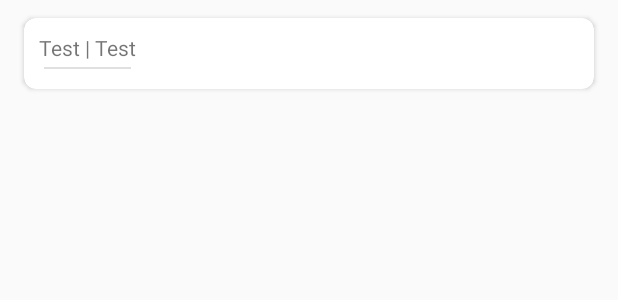
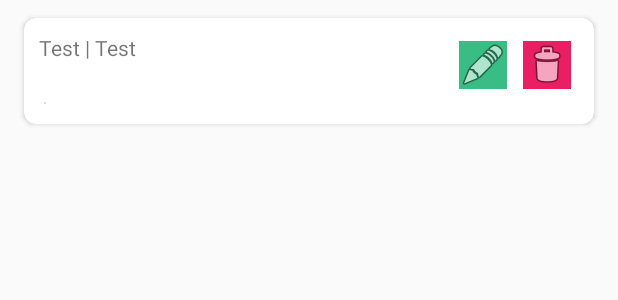
Before and after one commit to SarahCooperDev/FxxkItExercise, an Android app: the layout workout_row_item.xml on its own in the app's theme, with its tools: preview values and no code run, on a phone screen of 412 x 824 dp. Shown: the top 300 px of the screen. Run offline under Robolectric (Android 15) with nearby library versions, the phone set to English and light mode, and no system bars.

Commit message:
fixed workout exercises, getting them added properly and finding them again. also, delete workout functionality

```diff
--- a/app/src/main/java/com/example/fxxkit/DataClass/WorkoutExercise.kt
+++ b/app/src/main/java/com/example/fxxkit/DataClass/WorkoutExercise.kt
@@ -30,7 +30,7 @@ class WorkoutExercise{
 
     constructor(exercise: Exercise){
         this.exercise = exercise
-        this.exerciseId = exerciseId
+        this.exerciseId = exercise.id
     }
 
     constructor(){}
--- a/app/src/main/res/layout/workout_row_item.xml
+++ b/app/src/main/res/layout/workout_row_item.xml
@@ -20,8 +20,13 @@
         <TableLayout
             android:layout_width="match_parent"
             android:layout_height="wrap_content">
-            <TableRow>
+            <TableRow
+                android:layout_width="match_parent"
+                android:layout_height="wrap_content">>
                 <LinearLayout
+                    android:layout_width="0dp"
+                    android:layout_weight="1"
+                    android:layout_height="wrap_content"
                     android:orientation="horizontal">
                     <TextView
                         android:id="@+id/workout_id_txt"
@@ -38,6 +43,28 @@
                         android:layout_width="wrap_content"
                         android:layout_height="wrap_content"
                         android:text="Test"/>
+                </LinearLayout>
+                <LinearLayout
+                    android:layout_width="wrap_content"
+                    android:layout_height="wrap_content"
+                    android:orientation="horizontal">
+                    <ImageButton
+                        android:id="@+id/edit_btn"
+                        android:layout_width="wrap_content"
+                        android:layout_height="wrap_content"
+                        android:background="#39BD84"
+                        android:src="@android:drawable/ic_menu_edit"
+                        android:text="Edit"
+                        android:layout_margin="5dp"></ImageButton>
+
+                    <ImageButton
+                        android:id="@+id/delete_btn"
+                        android:layout_width="wrap_content"
+                        android:layout_height="wrap_content"
+                        android:background="#E91E63"
+                        android:src="@android:drawable/ic_menu_delete"
+                        android:text="Delete"
+                        android:layout_margin="5dp"></ImageButton>
                 </LinearLayout>
             </TableRow>
             <TableRow>
```
Also changed, not shown: app/src/main/java/com/example/fxxkit/DBHandler.kt (+41 -24 lines), app/src/main/java/com/example/fxxkit/Fragment/WorkoutListFragment.kt (+11 -6 lines), app/src/main/java/com/example/fxxkit/ViewHolder/WorkoutListViewHolder.kt (+40 -8 lines), app/src/main/java/com/example/fxxkit/ViewModel/WorkoutViewModel.kt (+15 -1 lines).
